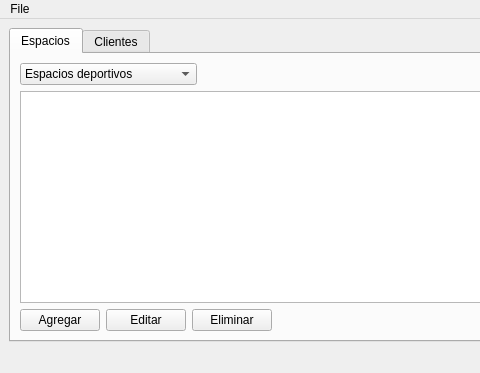
The window that adminmainwindow.ui (stsewd/polideportivo) describes before a commit, drawn with Qt 5; both pictures show x 0 to 480 and y 0 to 373 of the 696 by 373 pixel window.
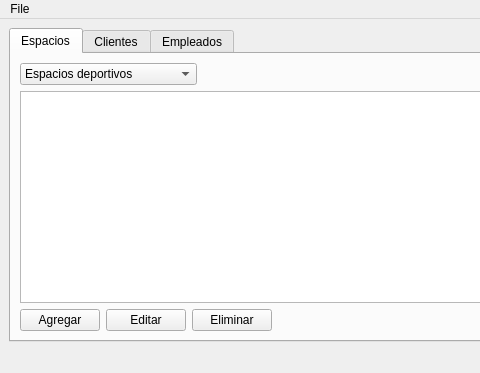
The same window after the commit. The open tabs and pages were chosen to show the change.

Patch:
```diff
--- a/adminmainwindow.ui
+++ b/adminmainwindow.ui
@@ -147,6 +147,11 @@
         </item>
        </layout>
       </widget>
+      <widget class="QWidget" name="tab_3">
+       <attribute name="title">
+        <string>Empleados</string>
+       </attribute>
+      </widget>
      </widget>
     </item>
    </layout>
```
Left out of the diff: 2 changed lines with no effect on the pictures.
